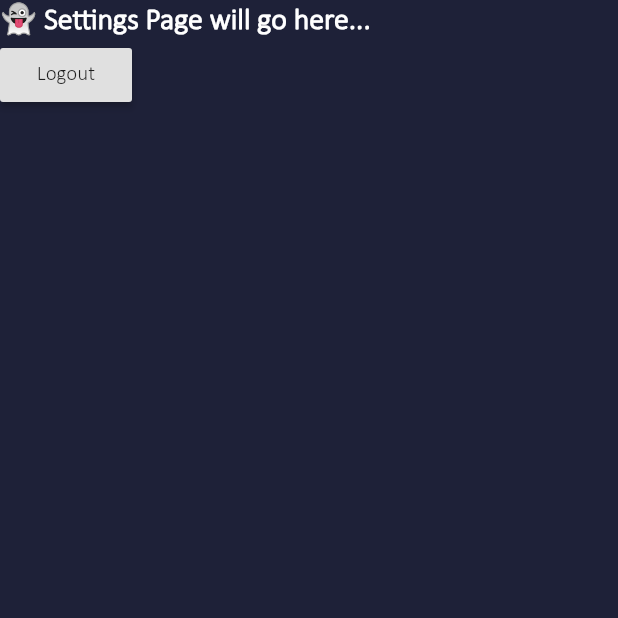
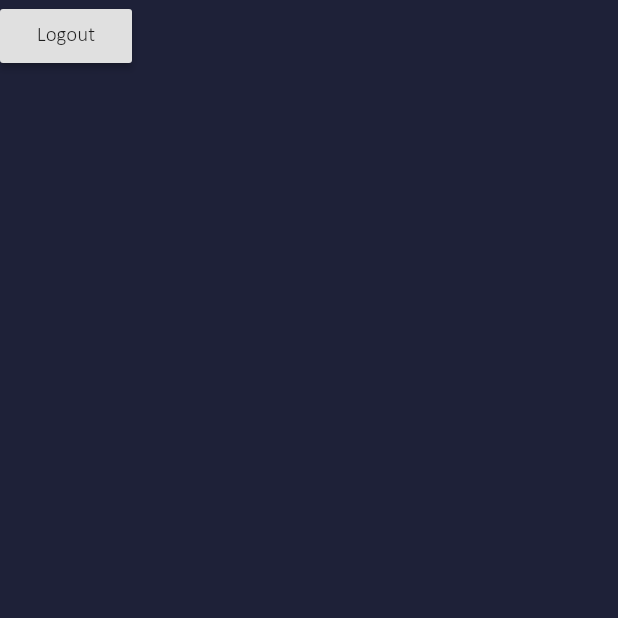
Before and after one commit to TimmyRB/StudyRoomBooking, a Flutter app: the SettingsPage screen opened directly, on a phone screen of 412 x 824 dp, the top half of it. Run offline on Flutter 3.47's test engine with Material 2 defaults, Android fonts, the phone set to English and light mode, and no system bars; our stand-ins replace bubble_bottom_bar, firebase_auth, table_calendar; missing offline and left inert: barcode_scan_fix; accounts and stored records are empty; project files that could hold a hidden picture were left out.

Commit message:
Removed Placeholder content from Settings ⚙

```diff
--- a/lib/views/settings.dart
+++ b/lib/views/settings.dart
@@ -20,8 +20,6 @@ class SettingsState extends State<SettingsPage> {
         mainAxisAlignment: MainAxisAlignment.start,
         crossAxisAlignment: CrossAxisAlignment.start,
         children: <Widget>[
-          Text('👻 Settings Page will go here...',
-              style: Theme.of(context).textTheme.headline),
           RaisedButton(
             child: Text("Logout"),
             onPressed: () {
```
